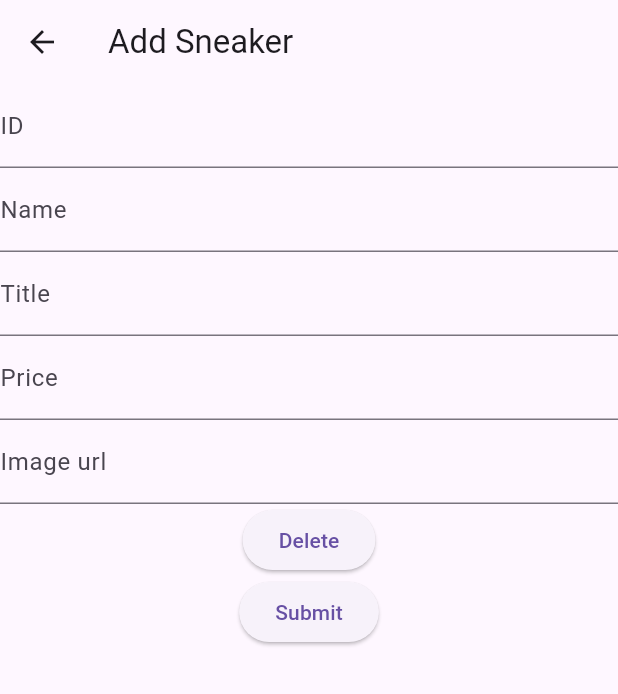
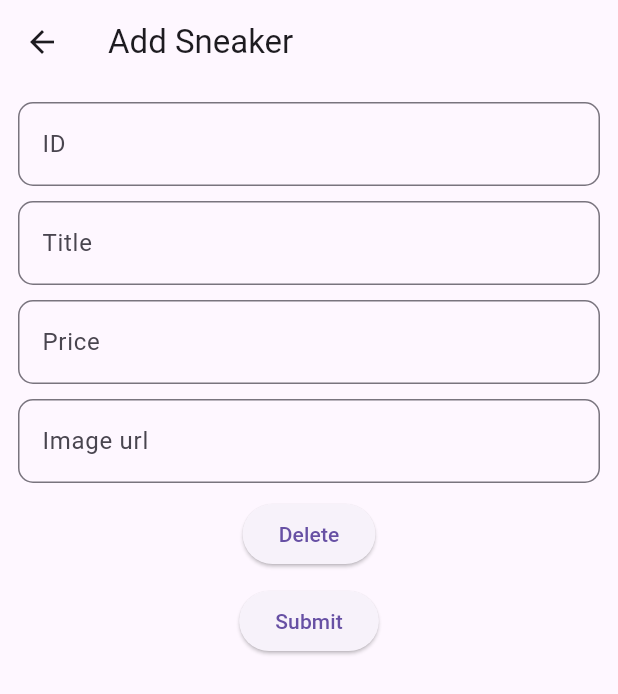
Before and after one commit to Anechaev06/sneaker_store, a Flutter app: the AdminScreen screen opened directly, after a tap on "Delete", on a phone screen of 412 x 824 dp. Shown: the top 694 px of the screen. Run offline on Flutter 3.47's test engine with Material 2 defaults, Android fonts, the phone set to English and light mode, and no system bars; our stand-ins replace cloud_firestore, firebase_auth, firebase_core, flutter_slidable, google_fonts, google_nav_bar and 1 more; missing offline and left inert: multi_image_picker; accounts and stored records are empty.

Commit message:
delete name field in user model

```diff
--- a/lib/models/sneaker_model.dart
+++ b/lib/models/sneaker_model.dart
@@ -1,12 +1,11 @@
 class Sneaker {
   String id;
-  String name;
+
   String title;
   double price;
   List<String> images;
 
   Sneaker({
-    required this.name,
     required this.id,
     required this.title,
     required this.price,
@@ -17,7 +16,6 @@ class Sneaker {
   Map<String, dynamic> toJson() {
     return {
       'id': id,
-      'name': name,
       'title': title,
       'price': price,
       'images': images,
@@ -27,7 +25,6 @@ class Sneaker {
   // Create a Sneaker object from a JSON map.
   Sneaker.fromJson(Map<String, dynamic> json)
       : id = json['id'],
-        name = json['name'],
         title = json['title'],
         price = json['price'].toDouble(),
         images = List<String>.from(json['images']);
--- a/lib/screens/admin_screen.dart
+++ b/lib/screens/admin_screen.dart
@@ -13,7 +13,6 @@ class _AdminScreenState extends State<AdminScreen> {
   final _formKey = GlobalKey<FormState>();
   final _sneakerService = SneakerService();
   String id = '';
-  String name = '';
   String title = '';
   double price = 0.0;
   String imageUrl = "";
@@ -26,35 +25,59 @@ class _AdminScreenState extends State<AdminScreen> {
       ),
       body: Form(
         key: _formKey,
+        child: Padding(
+          padding: const EdgeInsets.all(12.0),
           child: Column(
             children: [
               TextFormField(
-              decoration: const InputDecoration(labelText: 'ID'),
+                decoration: InputDecoration(
+                  labelText: 'ID',
+                  border: OutlineInputBorder(
+                    borderRadius: BorderRadius.circular(10.0),
+                  ),
+                ),
                 onSaved: (value) => id = value ?? '',
               ),
+              const SizedBox(height: 10),
               TextFormField(
-              decoration: const InputDecoration(labelText: 'Name'),
-              onSaved: (value) => name = value ?? '',
+                decoration: InputDecoration(
+                    border: OutlineInputBorder(
+                      borderRadius: BorderRadius.circular(10.0),
                     ),
-            TextFormField(
-              decoration: const InputDecoration(labelText: 'Title'),
+                    labelText: 'Title'),
                 onSaved: (value) => title = value ?? '',
               ),
+              const SizedBox(height: 10),
               TextFormField(
-              decoration: const InputDecoration(labelText: 'Price'),
+                decoration: InputDecoration(
+                    border: OutlineInputBorder(
+                      borderRadius: BorderRadius.circular(10.0),
+                    ),
+                    labelText: 'Price'),
                 onSaved: (value) => price = double.tryParse(value ?? '') ?? 0.0,
               ),
+              const SizedBox(height: 10),
               TextFormField(
-              decoration: const InputDecoration(labelText: 'Image url'),
+                decoration: InputDecoration(
+                    border: OutlineInputBorder(
+                      borderRadius: BorderRadius.circular(10.0),
+                    ),
+                    labelText: 'Image url'),
                 onSaved: (value) => imageUrl = value ?? '',
               ),
+              const SizedBox(height: 10),
               ElevatedButton(
                 child: const Text('Delete'),
                 onPressed: () async {
                   _formKey.currentState?.save();
+                  try {
                     await _sneakerService.deleteSneaker(id);
+                  } catch (e) {
+                    print('Error deleting sneaker: $e');
+                  }
                 },
               ),
+              const SizedBox(height: 10),
               ElevatedButton(
                 child: const Text('Submit'),
                 onPressed: () {
@@ -62,10 +85,9 @@ class _AdminScreenState extends State<AdminScreen> {
                     _formKey.currentState?.save();
                     final sneaker = Sneaker(
                       id: id,
-                    name: name,
                       title: title,
                       price: price,
-                    images: [imageUrl], // create a new list with the image url
+                      images: [imageUrl],
                     );
                     _sneakerService.addSneaker(sneaker);
                   }
@@ -74,6 +96,7 @@ class _AdminScreenState extends State<AdminScreen> {
             ],
           ),
         ),
+      ),
     );
   }
 }
```
Lines whose indentation alone changed are shown as unchanged.
